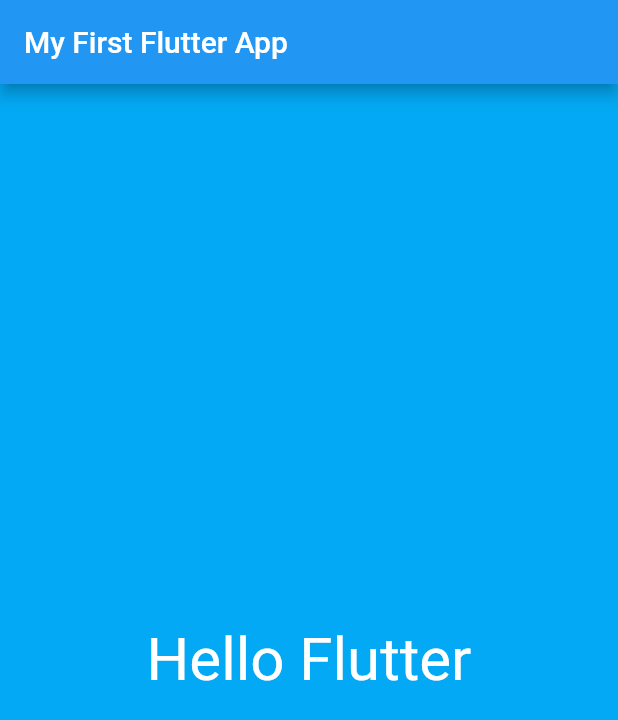
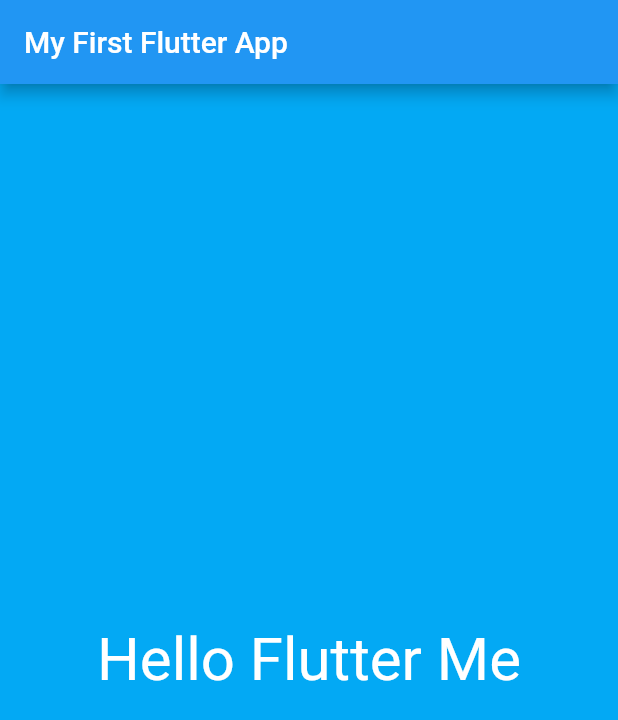
Before and after one commit to quiet-programmer/flutter_first_app, a Flutter app: the screen it shows after launch, on a phone screen of 412 x 824 dp. Shown: the top 720 px of the screen. Run offline on Flutter 3.47's test engine with Material 2 defaults, Android fonts, the phone set to English and light mode, and no system bars.

Commit message:
'first_screen'

```diff
--- /dev/null
+++ b/lib/app_screens/first_screen.dart
@@ -0,0 +1,26 @@
+import 'package:flutter/material.dart';
+
+class FirstScreen extends StatelessWidget {
+  @override
+  Widget build(BuildContext context) {
+    // TODO: implement build
+    return Material( // material design body for the app body
+
+      color: Colors.lightBlue, //color for the app
+
+      child: Center( // widget to center text
+
+        child: Text( // child widget to display text
+
+          "Hello Flutter Me", // text that displays
+
+          textDirection: TextDirection.ltr, // text direction
+
+          style: TextStyle(color: Colors.white, fontSize: 40.0), // styling
+
+        ),
+      ),
+    );
+  }
+
+}
--- a/lib/main.dart
+++ b/lib/main.dart
@@ -1,35 +1,27 @@
 import 'package:flutter/cupertino.dart';
 import 'package:flutter/material.dart';
 
-void main() {
+import 'app_screens/first_screen.dart';
 
-  //run app method
-  runApp(
 
-    MaterialApp(
-      title: "My Flutter App", // app name
-      home: Scaffold(
-        appBar: AppBar(title: Text("My First Flutter App"),),
+void main() =>  runApp(MyFirstApp());
 
-        //body of the app
-        body: Material( // material design body for the app body
 
-          color: Colors.lightBlue, //color for the app
+class MyFirstApp extends StatelessWidget {
 
-          child: Center( // widget to center text
+  @override
+  Widget build(BuildContext context) {
 
-            child: Text( // child widget to display text
+    return  MaterialApp(
+        debugShowCheckedModeBanner: false,
+        title: "My Flutter App", // app name
+        home: Scaffold(
+          appBar: AppBar(title: Text("My First Flutter App"),),
 
-              "Hello Flutter", // text that displays
+          //body of the app
+          body: FirstScreen()
+        )
+    );
+  }
 
-              textDirection: TextDirection.ltr, // text direction
-
-              style: TextStyle(color: Colors.white, fontSize: 40.0), // styling
-
-            ),
-          ),
-        ),
-      )
-    )
-  );
 }
```
